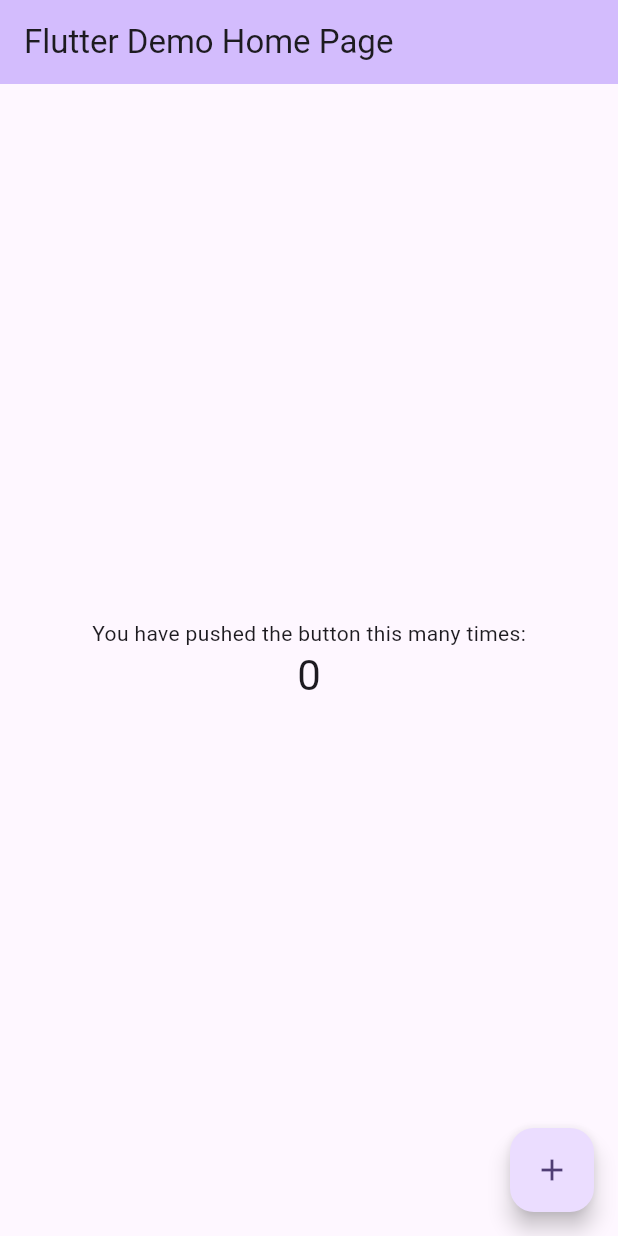
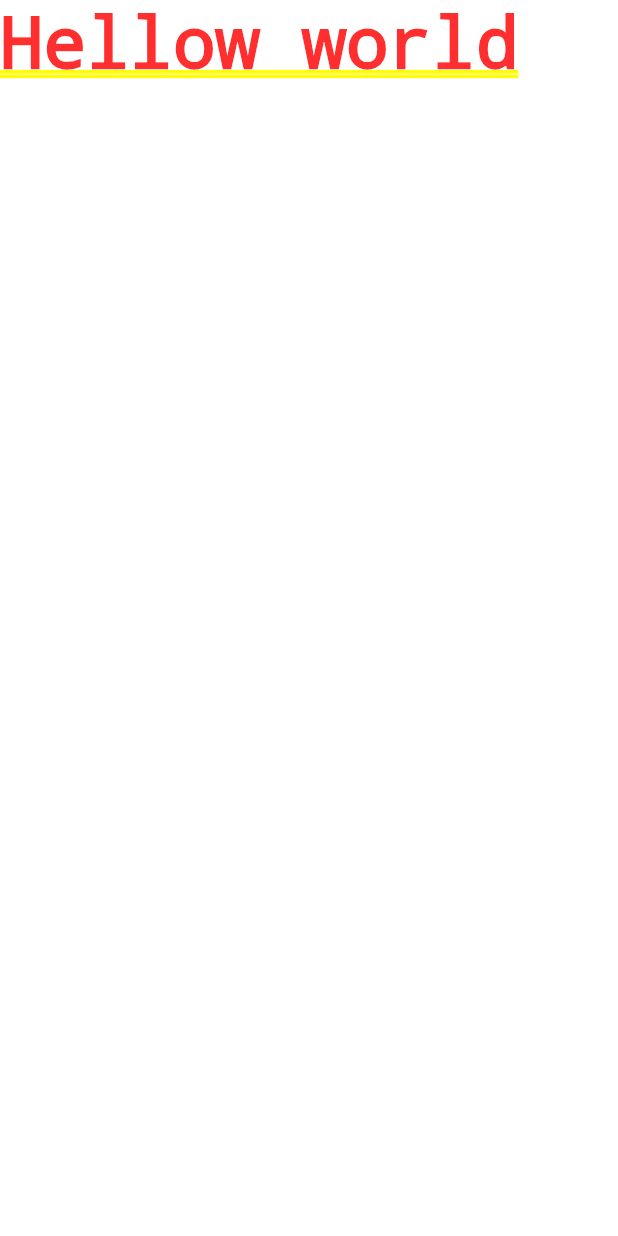
Before and after one commit to kailpg/example_1, a Flutter app: the screen it shows after launch, on a phone screen of 412 x 824 dp. Run offline on Flutter 3.47's test engine with Material 3 defaults, Android fonts, the phone set to English and light mode, and no system bars.

Commit message:
เปลี่ยนชื่อ

```diff
--- a/lib/main.dart
+++ b/lib/main.dart
@@ -1,3 +1,4 @@
+import 'package:example_1/screen/my_home_page.dart';
 import 'package:flutter/material.dart';
 
 void main() {
@@ -28,98 +29,11 @@ class MyApp extends StatelessWidget {
         //
         // This works for code too, not just values: Most code changes can be
         // tested with just a hot reload.
-        colorScheme: ColorScheme.fromSeed(seedColor: Colors.deepPurple),
+        colorScheme:
+            ColorScheme.fromSeed(seedColor: Color.fromARGB(255, 133, 89, 6)),
         useMaterial3: true,
       ),
-      home: const MyHomePage(title: 'Flutter Demo Home Page'),
+      home: const MyHomePage(),
     );
   }
 }
-
-class MyHomePage extends StatefulWidget {
-  const MyHomePage({super.key, required this.title});
-
-  // This widget is the home page of your application. It is stateful, meaning
-  // that it has a State object (defined below) that contains fields that affect
-  // how it looks.
-
-  // This class is the configuration for the state. It holds the values (in this
-  // case the title) provided by the parent (in this case the App widget) and
-  // used by the build method of the State. Fields in a Widget subclass are
-  // always marked "final".
-
-  final String title;
-
-  @override
-  State<MyHomePage> createState() => _MyHomePageState();
-}
-
-class _MyHomePageState extends State<MyHomePage> {
-  int _counter = 0;
-
-  void _incrementCounter() {
-    setState(() {
-      // This call to setState tells the Flutter framework that something has
-      // changed in this State, which causes it to rerun the build method below
-      // so that the display can reflect the updated values. If we changed
-      // _counter without calling setState(), then the build method would not be
-      // called again, and so nothing would appear to happen.
-      _counter++;
-    });
-  }
-
-  @override
-  Widget build(BuildContext context) {
-    // This method is rerun every time setState is called, for instance as done
-    // by the _incrementCounter method above.
-    //
-    // The Flutter framework has been optimized to make rerunning build methods
-    // fast, so that you can just rebuild anything that needs updating rather
-    // than having to individually change instances of widgets.
-    return Scaffold(
-      appBar: AppBar(
-        // TRY THIS: Try changing the color here to a specific color (to
-        // Colors.amber, perhaps?) and trigger a hot reload to see the AppBar
-        // change color while the other colors stay the same.
-        backgroundColor: Theme.of(context).colorScheme.inversePrimary,
-        // Here we take the value from the MyHomePage object that was created by
-        // the App.build method, and use it to set our appbar title.
-        title: Text(widget.title),
-      ),
-      body: Center(
-        // Center is a layout widget. It takes a single child and positions it
-        // in the middle of the parent.
-        child: Column(
-          // Column is also a layout widget. It takes a list of children and
-          // arranges them vertically. By default, it sizes itself to fit its
-          // children horizontally, and tries to be as tall as its parent.
-          //
-          // Column has various properties to control how it sizes itself and
-          // how it positions its children. Here we use mainAxisAlignment to
-          // center the children vertically; the main axis here is the vertical
-          // axis because Columns are vertical (the cross axis would be
-          // horizontal).
-          //
-          // TRY THIS: Invoke "debug painting" (choose the "Toggle Debug Paint"
-          // action in the IDE, or press "p" in the console), to see the
-          // wireframe for each widget.
-          mainAxisAlignment: MainAxisAlignment.center,
-          children: <Widget>[
-            const Text(
-              'You have pushed the button this many times:',
-            ),
-            Text(
-              '$_counter',
-              style: Theme.of(context).textTheme.headlineMedium,
-            ),
-          ],
-        ),
-      ),
-      floatingActionButton: FloatingActionButton(
-        onPressed: _incrementCounter,
-        tooltip: 'Increment',
-        child: const Icon(Icons.add),
-      ), // This trailing comma makes auto-formatting nicer for build methods.
-    );
-  }
-}
--- /dev/null
+++ b/lib/screen/my_home_page.dart
@@ -0,0 +1,10 @@
+import 'package:flutter/material.dart';
+
+class MyHomePage extends StatelessWidget {
+  const MyHomePage({super.key});
+
+  @override
+  Widget build(BuildContext context) {
+    return const Text("Hellow world");
+  }
+}
```
